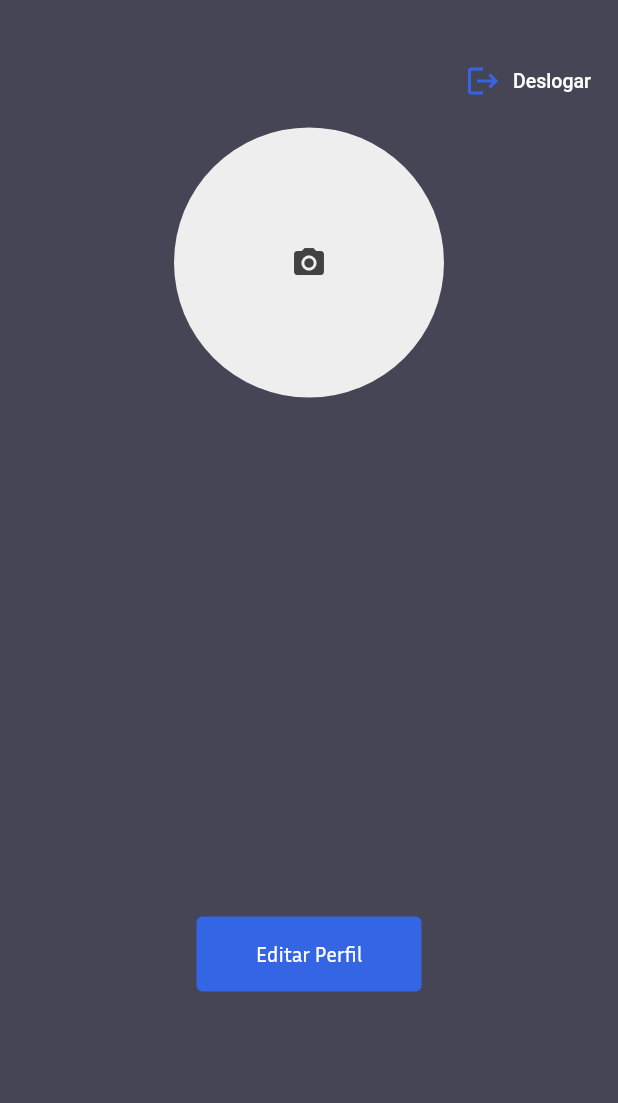
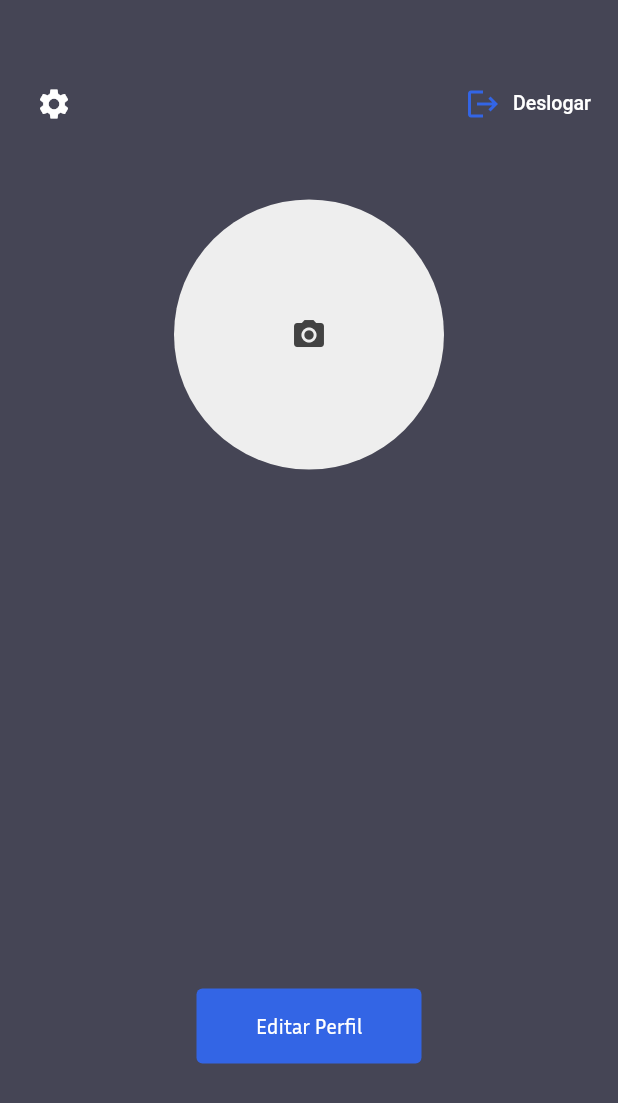
Before and after one commit to BernardoBarro/fast-routes, a Flutter app: the PagePerfil screen opened directly, on a phone screen of 412 x 824 dp. Shown: the top 1103 px of the screen. Run offline on Flutter 3.47's test engine with Material 2 defaults, Android fonts, the phone set to English and light mode, and no system bars; our stand-ins replace dio, email_validator, firebase_auth, firebase_core, firebase_database, flutter_speed_dial and 7 more; missing offline and left inert: dart:ffi, flutter_polyline_points; accounts and stored records are empty.

Commit message:
Feat: Created button Config in PagePerfil and STYLE de button of PageMaps

```diff
--- a/lib/views/Maps.dart
+++ b/lib/views/Maps.dart
@@ -67,7 +67,8 @@ class _MapsState extends State<Maps> {
             Align(
               alignment: Alignment.bottomRight,
               child: FloatingActionButton(
-                onPressed: () => controller.onMapsCreated(_googleMapController, false),
+                onPressed: () =>
+                    controller.onMapsCreated(_googleMapController, false),
               ),
             ),
           ],
--- a/lib/views/PagePerfil.dart
+++ b/lib/views/PagePerfil.dart
@@ -107,6 +107,22 @@ class _PagePerfilState extends State<PagePerfil> {
           padding: const EdgeInsets.only(top: 30, right: 16, left: 16),
           child: Column(
             children: [
+              const SizedBox(
+                height: 15,
+              ),
+              Row(mainAxisAlignment: MainAxisAlignment.spaceBetween, children: [
+                Align(
+                  alignment: Alignment.bottomLeft,
+                  child: FlatButton.icon(
+                    onPressed: () {},
+                    icon: const Icon(
+                      Icons.settings,
+                      color: Colors.white,
+                    ),
+                    label: Text(''),
+                    padding: EdgeInsets.only(right: 40),
+                  ),
+                ),
                 Align(
                   alignment: Alignment.centerRight,
                   child: FlatButton.icon(
@@ -121,11 +137,12 @@ class _PagePerfilState extends State<PagePerfil> {
                       "Deslogar",
                       style: TextStyle(color: Colors.white, fontSize: 13.0),
                     ),
-                  padding: EdgeInsets.zero,
+                    padding: EdgeInsets.only(left: 0),
                   ),
                 ),
+              ]),
               const SizedBox(
-                height: 7,
+                height: 40,
               ),
               GestureDetector(
                 onTap: () {
```
Also changed, not shown: lib/views/LoginLogic.dart (+4 -5 lines), lib/views/PageCreateTravel.dart (+9 -13 lines), lib/views/PageLogin.dart (+9 -10 lines), lib/views/PageMaps.dart (+12 -3 lines), lib/main.dart (line endings or trailing spaces), pubspec.lock. Lines whose indentation alone changed are shown as unchanged.
